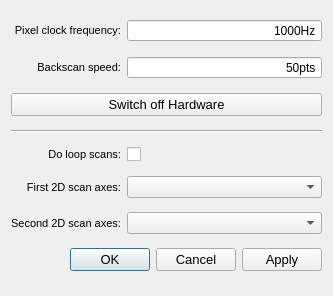
This is gui/scanner/ui_scanner_settings.ui in Ulm-IQO/qudi as Qt 5 draws it before an edit. The edited form follows.
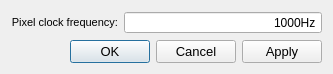
This is the edited form. Custom widgets are drawn as their Qt base class.

Commit message: Stripped down GUI and Logic

Diff of the .ui file:
```diff
--- a/gui/scanner/ui_scanner_settings.ui
+++ b/gui/scanner/ui_scanner_settings.ui
@@ -7,250 +7,13 @@
     <x>0</x>
     <y>0</y>
     <width>333</width>
-    <height>296</height>
+    <height>68</height>
    </rect>
   </property>
   <property name="windowTitle">
    <string>qudi: Scanner settings</string>
   </property>
   <layout class="QGridLayout" name="gridLayout">
-   <item row="0" column="1">
-    <widget class="ScienSpinBox" name="pixel_clock_frequency_scienSpinBox">
-     <property name="sizePolicy">
-      <sizepolicy hsizetype="Expanding" vsizetype="Fixed">
-       <horstretch>0</horstretch>
-       <verstretch>0</verstretch>
-      </sizepolicy>
-     </property>
-     <property name="minimumSize">
-      <size>
-       <width>70</width>
-       <height>0</height>
-      </size>
-     </property>
-     <property name="maximumSize">
-      <size>
-       <width>16777215</width>
-       <height>16777215</height>
-      </size>
-     </property>
-     <property name="mouseTracking">
-      <bool>true</bool>
-     </property>
-     <property name="acceptDrops">
-      <bool>true</bool>
-     </property>
-     <property name="toolTip">
-      <string>&lt;html&gt;&lt;head/&gt;&lt;body&gt;&lt;p&gt;That is the inverse time how long the scanner stays at the desired position during the scan and counts.&lt;/p&gt;&lt;/body&gt;&lt;/html&gt;</string>
-     </property>
-     <property name="wrapping">
-      <bool>false</bool>
-     </property>
-     <property name="alignment">
-      <set>Qt::AlignRight|Qt::AlignTrailing|Qt::AlignVCenter</set>
-     </property>
-     <property name="buttonSymbols">
-      <enum>QAbstractSpinBox::NoButtons</enum>
-     </property>
-     <property name="accelerated">
-      <bool>true</bool>
-     </property>
-     <property name="suffix">
-      <string>Hz</string>
-     </property>
-     <property name="maximum">
-      <number>1000000</number>
-     </property>
-     <property name="value">
-      <number>1000</number>
-     </property>
-    </widget>
-   </item>
-   <item row="5" column="1">
-    <widget class="QCheckBox" name="loop_scan_checkBox">
-     <property name="enabled">
-      <bool>true</bool>
-     </property>
-     <property name="sizePolicy">
-      <sizepolicy hsizetype="Expanding" vsizetype="Fixed">
-       <horstretch>0</horstretch>
-       <verstretch>0</verstretch>
-      </sizepolicy>
-     </property>
-     <property name="minimumSize">
-      <size>
-       <width>0</width>
-       <height>0</height>
-      </size>
-     </property>
-     <property name="maximumSize">
-      <size>
-       <width>16777215</width>
-       <height>16777215</height>
-      </size>
-     </property>
-     <property name="toolTip">
-      <string>Scan continuously (automatically restart at the end of a scan).  This is useful for photo-bleaching a sample.</string>
-     </property>
-     <property name="accessibleDescription">
-      <string/>
-     </property>
-     <property name="layoutDirection">
-      <enum>Qt::LeftToRight</enum>
-     </property>
-     <property name="autoFillBackground">
-      <bool>false</bool>
-     </property>
-     <property name="text">
-      <string notr="true"/>
-     </property>
-     <property name="checked">
-      <bool>false</bool>
-     </property>
-    </widget>
-   </item>
-   <item row="1" column="1">
-    <widget class="ScienSpinBox" name="backscan_speed_scienSpinBox">
-     <property name="sizePolicy">
-      <sizepolicy hsizetype="Expanding" vsizetype="Fixed">
-       <horstretch>0</horstretch>
-       <verstretch>0</verstretch>
-      </sizepolicy>
-     </property>
-     <property name="minimumSize">
-      <size>
-       <width>70</width>
-       <height>0</height>
-      </size>
-     </property>
-     <property name="maximumSize">
-      <size>
-       <width>16777215</width>
-       <height>16777215</height>
-      </size>
-     </property>
-     <property name="mouseTracking">
-      <bool>true</bool>
-     </property>
-     <property name="acceptDrops">
-      <bool>true</bool>
-     </property>
-     <property name="toolTip">
-      <string>&lt;html&gt;&lt;head/&gt;&lt;body&gt;&lt;p&gt;That is basically the 'scan' resolution when the scanner moves backwards to prepare to scan again a line.&lt;/p&gt;&lt;/body&gt;&lt;/html&gt;</string>
-     </property>
-     <property name="alignment">
-      <set>Qt::AlignRight|Qt::AlignTrailing|Qt::AlignVCenter</set>
-     </property>
-     <property name="buttonSymbols">
-      <enum>QAbstractSpinBox::NoButtons</enum>
-     </property>
-     <property name="accelerated">
-      <bool>true</bool>
-     </property>
-     <property name="suffix">
-      <string>pts</string>
-     </property>
-     <property name="maximum">
-      <number>999999999</number>
-     </property>
-     <property name="value">
-      <number>50</number>
-     </property>
-    </widget>
-   </item>
-   <item row="1" column="0">
-    <widget class="QLabel" name="label_2">
-     <property name="font">
-      <font>
-       <pointsize>8</pointsize>
-      </font>
-     </property>
-     <property name="toolTip">
-      <string>&lt;html&gt;&lt;head/&gt;&lt;body&gt;&lt;p&gt;That is basically the 'scan' resolution when the scanner moves backwards to prepare to scan again a line.&lt;/p&gt;&lt;p&gt;How many points are scanned in one line is depending on the resolution. Since the scanner is permanently counting during the scan, only the clock frequency determined the speed, how fast a line is scanned by a given resolution. If the scanner has to move back, it uses the same scan line method but just in the reverse. How many points are approached in the backwards movement depends on the 'return slowness'. If you scan with 100 point resolution and set return slowness to 25, than the return movement will be 4 times faster.&lt;/p&gt;&lt;p&gt;BE CAREFULL NOT TO USE A SMALL NUMBER, SINCE THE SCANNER MIGHT CRASH AGAINST THE BOARDER BECAUSE IT IS MOVING BACK TOO FAST!&lt;/p&gt;&lt;/body&gt;&lt;/html&gt;</string>
-     </property>
-     <property name="text">
-      <string>Backscan speed:</string>
-     </property>
-     <property name="alignment">
-      <set>Qt::AlignRight|Qt::AlignTrailing|Qt::AlignVCenter</set>
-     </property>
-    </widget>
-   </item>
-   <item row="4" column="0" colspan="2">
-    <widget class="Line" name="line">
-     <property name="orientation">
-      <enum>Qt::Horizontal</enum>
-     </property>
-    </widget>
-   </item>
-   <item row="5" column="0">
-    <widget class="QLabel" name="label_3">
-     <property name="font">
-      <font>
-       <pointsize>8</pointsize>
-      </font>
-     </property>
-     <property name="toolTip">
-      <string>&lt;html&gt;&lt;head/&gt;&lt;body&gt;&lt;p&gt;The aspect ratio will be fixed to 1:1 if checked. If not the scan will be stretched to the available area in the XY scan. &lt;/p&gt;&lt;/body&gt;&lt;/html&gt;</string>
-     </property>
-     <property name="text">
-      <string>Do loop scans:</string>
-     </property>
-     <property name="alignment">
-      <set>Qt::AlignRight|Qt::AlignTrailing|Qt::AlignVCenter</set>
-     </property>
-    </widget>
-   </item>
-   <item row="6" column="1">
-    <widget class="QComboBox" name="first_scan_axes_comboBox">
-     <property name="sizePolicy">
-      <sizepolicy hsizetype="Expanding" vsizetype="Fixed">
-       <horstretch>0</horstretch>
-       <verstretch>0</verstretch>
-      </sizepolicy>
-     </property>
-    </widget>
-   </item>
-   <item row="7" column="1">
-    <widget class="QComboBox" name="second_scan_axes_comboBox">
-     <property name="sizePolicy">
-      <sizepolicy hsizetype="Expanding" vsizetype="Fixed">
-       <horstretch>0</horstretch>
-       <verstretch>0</verstretch>
-      </sizepolicy>
-     </property>
-    </widget>
-   </item>
-   <item row="7" column="0">
-    <widget class="QLabel" name="label_5">
-     <property name="font">
-      <font>
-       <pointsize>8</pointsize>
-      </font>
-     </property>
-     <property name="text">
-      <string>Second 2D scan axes:</string>
-     </property>
-     <property name="alignment">
-      <set>Qt::AlignRight|Qt::AlignTrailing|Qt::AlignVCenter</set>
-     </property>
-    </widget>
-   </item>
-   <item row="2" column="0" colspan="2">
-    <widget class="QPushButton" name="toggle_hardware_pushButton">
-     <property name="font">
-      <font>
-       <pointsize>10</pointsize>
-      </font>
-     </property>
-     <property name="toolTip">
-      <string>&lt;html&gt;&lt;head/&gt;&lt;body&gt;&lt;p&gt;&lt;span style=&quot; font-size:10pt;&quot;&gt;This kills everything working on the nidaq. So I made this also more resilient to errors and made it come out of its locked state.&lt;/span&gt;&lt;/p&gt;&lt;p&gt;&lt;span style=&quot; font-size:10pt;&quot;&gt;Even if if throws numerous errors when trying, you can use everything normally after the hardware reset (just restart the counter twice).&lt;/span&gt;&lt;/p&gt;&lt;p&gt;&lt;span style=&quot; font-size:10pt;&quot;&gt;This also means that you should not touch qudi while running diqo since this will try to put the hardware focus back on qudi and will throw even more errors.&lt;/span&gt;&lt;/p&gt;&lt;/body&gt;&lt;/html&gt;</string>
-     </property>
-     <property name="text">
-      <string>Switch off Hardware</string>
-     </property>
-    </widget>
-   </item>
    <item row="0" column="0">
     <widget class="QLabel" name="label">
      <property name="font">
@@ -269,22 +32,7 @@
      </property>
     </widget>
    </item>
-   <item row="6" column="0">
-    <widget class="QLabel" name="label_4">
-     <property name="font">
-      <font>
-       <pointsize>8</pointsize>
-      </font>
-     </property>
-     <property name="text">
-      <string>First 2D scan axes:</string>
-     </property>
-     <property name="alignment">
-      <set>Qt::AlignRight|Qt::AlignTrailing|Qt::AlignVCenter</set>
-     </property>
-    </widget>
-   </item>
-   <item row="8" column="0" colspan="2">
+   <item row="2" column="0" colspan="2">
     <widget class="QDialogButtonBox" name="buttonBox">
      <property name="font">
       <font>
@@ -305,6 +53,58 @@
      </property>
     </widget>
    </item>
+   <item row="0" column="1">
+    <widget class="ScienSpinBox" name="pixel_clock_frequency_scienSpinBox">
+     <property name="sizePolicy">
+      <sizepolicy hsizetype="Expanding" vsizetype="Fixed">
+       <horstretch>0</horstretch>
+       <verstretch>0</verstretch>
+      </sizepolicy>
+     </property>
+     <property name="minimumSize">
+      <size>
+       <width>70</width>
+       <height>0</height>
+      </size>
+     </property>
+     <property name="maximumSize">
+      <size>
+       <width>16777215</width>
+       <height>16777215</height>
+      </size>
+     </property>
+     <property name="mouseTracking">
+      <bool>true</bool>
+     </property>
+     <property name="acceptDrops">
+      <bool>true</bool>
+     </property>
+     <property name="toolTip">
+      <string>&lt;html&gt;&lt;head/&gt;&lt;body&gt;&lt;p&gt;That is the inverse time how long the scanner stays at the desired position during the scan and counts.&lt;/p&gt;&lt;/body&gt;&lt;/html&gt;</string>
+     </property>
+     <property name="wrapping">
+      <bool>false</bool>
+     </property>
+     <property name="alignment">
+      <set>Qt::AlignRight|Qt::AlignTrailing|Qt::AlignVCenter</set>
+     </property>
+     <property name="buttonSymbols">
+      <enum>QAbstractSpinBox::NoButtons</enum>
+     </property>
+     <property name="accelerated">
+      <bool>true</bool>
+     </property>
+     <property name="suffix">
+      <string>Hz</string>
+     </property>
+     <property name="maximum">
+      <number>1000000</number>
+     </property>
+     <property name="value">
+      <number>1000</number>
+     </property>
+    </widget>
+   </item>
   </layout>
  </widget>
  <customwidgets>
```
The commit also changes 7 other files.
